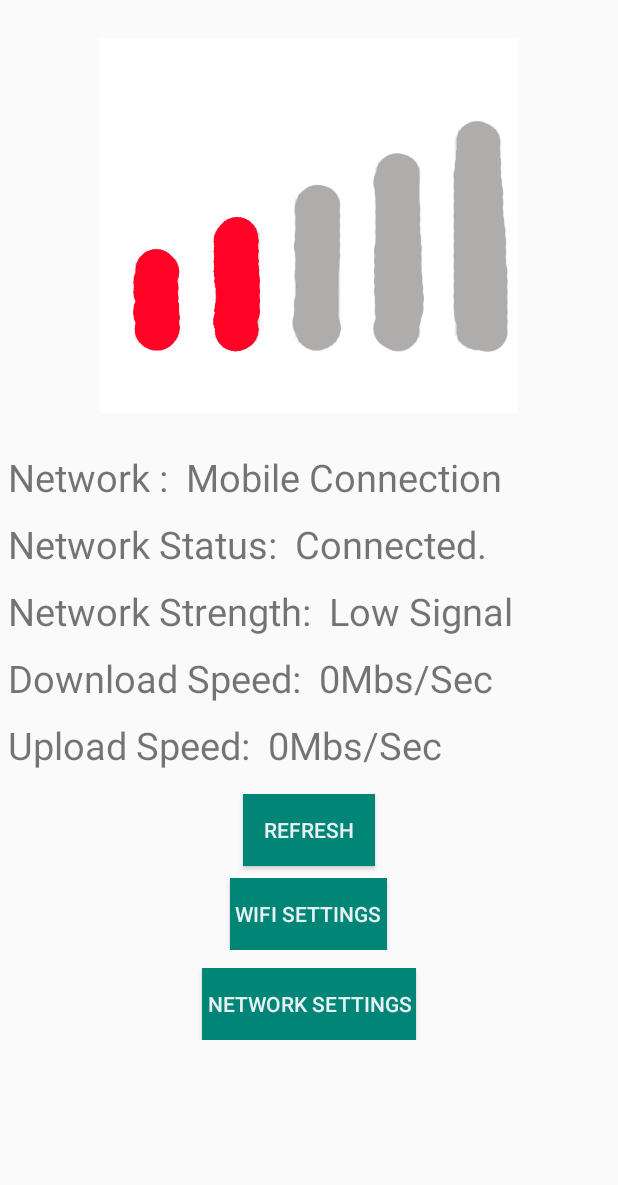
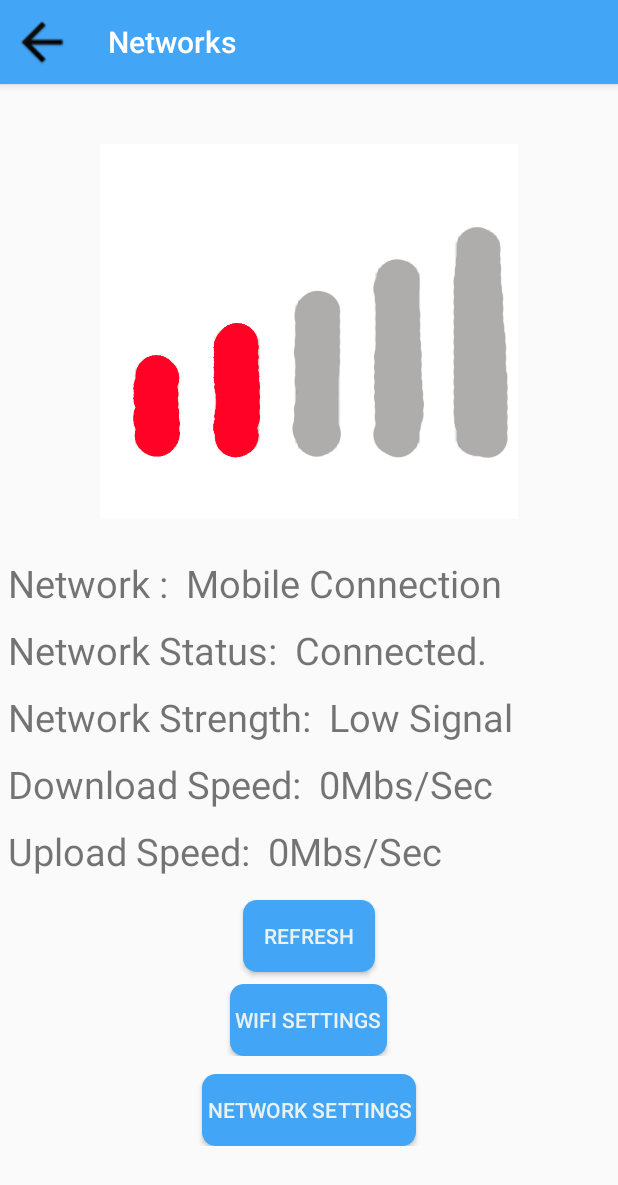
Before and after one commit to 01richardrs/Utility-App, an Android app: the screen it shows after launch (Container), after a tap on "Networks", on a phone screen of 412 x 824 dp. Shown: the top 1185 px of the screen. Run offline under Robolectric (Android 15) with nearby library versions, the phone set to English and light mode, and no system bars.

Commit message:
Add Toolbar and Back Button + Change colors

```diff
--- a/app/src/main/java/com/richardrs/utillityapp/Container.java
+++ b/app/src/main/java/com/richardrs/utillityapp/Container.java
@@ -1,28 +1,33 @@
 package com.richardrs.utillityapp;
 
 import androidx.appcompat.app.AppCompatActivity;
+import androidx.appcompat.widget.Toolbar;
 import androidx.fragment.app.Fragment;
 import androidx.fragment.app.FragmentManager;
 import androidx.fragment.app.FragmentTransaction;
 
 import android.os.Bundle;
 import android.view.KeyEvent;
+import android.view.View;
 
 public class Container extends AppCompatActivity {
     private int position;
+    private Toolbar toolbar;
 
     @Override
     protected void onCreate(Bundle savedInstanceState) {
         super.onCreate(savedInstanceState);
         setContentView(R.layout.fragment_container);
 
+        toolbar = findViewById(R.id.toolBar);
+
         FragmentManager fragmentmanager=getSupportFragmentManager();
         FragmentTransaction transaction = fragmentmanager.beginTransaction();
         transaction.setTransition(FragmentTransaction.TRANSIT_FRAGMENT_OPEN);
 
-        network Option_zero=new network();
-        battery Option_one=new battery();
-        Location Option_two=new Location();
+        final network Option_zero=new network();
+        final battery Option_one=new battery();
+        final Location Option_two=new Location();
 
         Bundle extras;
         extras = getIntent().getExtras();
@@ -30,15 +35,36 @@ public class Container extends AppCompatActivity {
             position = extras.getInt("choice");
             if(position==0){
                 transaction.replace(R.id.fragment_loc, Option_zero);
+                setTitle("Networks");
+                setSupportActionBar(toolbar);
             }else if(position == 1){
                 transaction.replace(R.id.fragment_loc,Option_one);
+                setTitle("Battery");
+                setSupportActionBar(toolbar);
             }else{
                 transaction.replace(R.id.fragment_loc,Option_two);
+                setTitle("Locations");
+                setSupportActionBar(toolbar);
             }
             transaction.addToBackStack(null).commit();
         }else{
             finish();
         }
+
+        toolbar.setNavigationIcon(getResources().getDrawable(R.drawable.gg));
+        toolbar.setNavigationOnClickListener(new View.OnClickListener() {
+            @Override
+            public void onClick(View v) {
+                if(position==0){
+                    getSupportFragmentManager().beginTransaction().remove(Option_zero).commit();
+                }else if(position == 1){
+                    getSupportFragmentManager().beginTransaction().remove(Option_one).commit();
+                }else{
+                    getSupportFragmentManager().beginTransaction().remove(Option_two).commit();}
+                finish();
+            }
+        });
+
     }
     @Override
     public boolean onKeyDown(int keyCode, KeyEvent event) {
--- a/app/src/main/java/com/richardrs/utillityapp/Location.java
+++ b/app/src/main/java/com/richardrs/utillityapp/Location.java
@@ -84,7 +84,7 @@ public class Location extends Fragment {
                 Loc_x.setText(Double.toString(lon));
                 Loc_y.setText(Double.toString(lat));
 
-                Geocoder gCoder = new Geocoder(getContext());
+                Geocoder gCoder = new Geocoder(mContext);
                 ArrayList<Address> addresses = null;
                 try {
                     addresses = (ArrayList<Address>) gCoder.getFromLocation(lat,lon,1);
--- a/app/src/main/java/com/richardrs/utillityapp/MainActivity.java
+++ b/app/src/main/java/com/richardrs/utillityapp/MainActivity.java
@@ -2,23 +2,61 @@ package com.richardrs.utillityapp;
 
 import androidx.appcompat.app.AppCompatActivity;
 
+import android.bluetooth.BluetoothClass;
 import android.content.Intent;
+import android.os.Build;
 import android.os.Bundle;
+import android.os.Handler;
+import android.provider.Settings;
+import android.text.method.TextKeyListener;
 import android.view.View;
-import android.widget.ImageView;
 import android.widget.LinearLayout;
-import android.widget.Spinner;
+import android.widget.TextView;
+
+import java.sql.Time;
+import java.text.SimpleDateFormat;
+import java.util.Calendar;
+import java.util.Date;
+import java.util.Locale;
+import java.util.TimeZone;
 
 public class MainActivity extends AppCompatActivity {
+    Handler handler = new Handler();
+    Runnable runnable;
 
     @Override
     protected void onCreate(Bundle savedInstanceState) {
         super.onCreate(savedInstanceState);
         setContentView(R.layout.main_layout);
 
+        TextView model = (TextView) findViewById(R.id.modell);
+        TextView devname = (TextView) findViewById(R.id.textView3);
+        final TextView time = (TextView) findViewById(R.id.tiem);
+        final TextView dat = (TextView) findViewById(R.id.date);
         final LinearLayout netwoks = (LinearLayout) findViewById(R.id.netwoks);
         final LinearLayout locc = (LinearLayout) findViewById(R.id.locc);
         final LinearLayout batt = (LinearLayout) findViewById(R.id.batt);
+
+        runnable = new Runnable() {
+            public void run() {
+                String currentDate = new SimpleDateFormat("dd-MM-yyyy", Locale.getDefault()).format(new Date());
+                String currentTime = new SimpleDateFormat("HH:mm:ss", Locale.getDefault()).format(new Date());
+                String currenDay = new SimpleDateFormat("EEEE", Locale.getDefault()).format(new Date());
+                time.setText(currentTime);
+                dat.setText(currenDay+","+currentDate);
+                handler.postDelayed(runnable, 900);
+            }
+        };
+        handler.postDelayed(runnable, 500);
+
+        String Modell = Build.MODEL;
+        String Manufact = Build.MANUFACTURER;
+        Manufact.substring(0,1).toUpperCase();
+        Modell.substring(0,1).toUpperCase();
+        model.setText(" "+Manufact+" "+Modell);
+
+        String name = Settings.Secure.getString(getContentResolver(), "bluetooth_name");
+        devname.setText("Welcome "+name);
 
         netwoks.setOnClickListener(new View.OnClickListener() {
             @Override
--- /dev/null
+++ b/app/src/main/res/drawable/button_shape.xml
@@ -0,0 +1,10 @@
+<?xml version="1.0" encoding="utf-8"?>
+<shape xmlns:android="http://schemas.android.com/apk/res/android">
+
+    <solid
+        android:color="#42A5F5"/>
+    <corners
+        android:radius="9dp"/>
+
+
+</shape>
--- a/app/src/main/res/layout/fragment_battery.xml
+++ b/app/src/main/res/layout/fragment_battery.xml
@@ -148,7 +148,7 @@
         </LinearLayout>
 
         <Button
-            android:background="@color/colorPrimary"
+            android:background="@drawable/button_shape"
             android:textColor="#E9F2F2"
             android:textAlignment="center"
             android:layout_gravity="center"
--- a/app/src/main/res/layout/fragment_container.xml
+++ b/app/src/main/res/layout/fragment_container.xml
@@ -5,7 +5,20 @@
     android:layout_width="match_parent"
     android:layout_height="match_parent"
     tools:context=".Container">
+    <androidx.appcompat.widget.Toolbar
+        xmlns:android="http://schemas.android.com/apk/res/android"
+        xmlns:app="http://schemas.android.com/apk/res-auto"
+        android:layout_width="match_parent"
+        android:elevation="4dp"
+        app:titleTextColor="#FFF"
+        android:layout_height="?attr/actionBarSize"
+        android:background="#42A5F5"
+        android:theme="@style/ThemeOverlay.AppCompat.Dark.ActionBar"
+        app:popupTheme="@style/ThemeOverlay.AppCompat.Light"
+        android:id="@+id/toolBar"
+        tools:ignore="MissingConstraints" />
     <FrameLayout
+        android:paddingTop="35dp"
         android:id="@+id/fragment_loc"
         android:layout_width="match_parent"
         android:layout_height="match_parent"
--- a/app/src/main/res/layout/fragment_location.xml
+++ b/app/src/main/res/layout/fragment_location.xml
@@ -4,8 +4,8 @@
     android:layout_width="match_parent"
     android:layout_height="match_parent"
     tools:context=".Location">
-
     <LinearLayout
+        android:paddingTop="35dp"
         android:orientation="vertical"
         android:layout_width="match_parent"
         android:layout_height="match_parent">
@@ -155,7 +155,7 @@
         </LinearLayout>
 
         <Button
-            android:background="@color/colorPrimary"
+            android:background="@drawable/button_shape"
             android:textColor="#E9F2F2"
             android:textAlignment="center"
             android:layout_gravity="center"
@@ -173,7 +173,7 @@
             android:paddingRight="5dp"
             android:paddingLeft="5dp"
             android:gravity="center"
-            android:background="@color/colorPrimary"
+            android:background="@drawable/button_shape"
             android:textColor="#E9F2F2"
             android:textAlignment="center"
             android:layout_gravity="center"
--- a/app/src/main/res/layout/fragment_network.xml
+++ b/app/src/main/res/layout/fragment_network.xml
@@ -6,6 +6,7 @@
     tools:context=".network">
 
     <LinearLayout
+        android:paddingTop="35dp"
         android:orientation="vertical"
         android:layout_width="match_parent"
         android:layout_height="match_parent">
@@ -133,7 +134,7 @@
     </LinearLayout>
 
     <Button
-        android:background="@color/colorPrimary"
+        android:background="@drawable/button_shape"
         android:textColor="#E9F2F2"
         android:textAlignment="center"
         android:layout_gravity="center"
@@ -154,7 +155,7 @@
                 android:gravity="center"
                 android:paddingLeft="3dp"
                 android:paddingRight="3dp"
-                android:background="@color/colorPrimary"
+                android:background="@drawable/button_shape"
                 android:textColor="#E9F2F2"
                 android:textAlignment="center"
                 android:layout_gravity="center"
@@ -176,7 +177,7 @@
                 android:gravity="center"
                 android:paddingLeft="3dp"
                 android:paddingRight="3dp"
-                android:background="@color/colorPrimary"
+                android:background="@drawable/button_shape"
                 android:textColor="#E9F2F2"
                 android:textAlignment="center"
                 android:layout_gravity="center"
--- a/app/src/main/res/layout/main_layout.xml
+++ b/app/src/main/res/layout/main_layout.xml
@@ -31,6 +31,7 @@
         app:layout_constraintTop_toBottomOf="@+id/textView3" />
 
     <TextView
+        android:id="@+id/modell"
         android:layout_width="wrap_content"
         android:layout_height="wrap_content"
         android:layout_marginTop="3dp"
@@ -66,7 +67,7 @@
         android:textSize="45dp"
         app:layout_constraintBottom_toTopOf="@+id/linearLayout"
         app:layout_constraintEnd_toEndOf="parent"
-        app:layout_constraintHorizontal_bias="0.082"
+        app:layout_constraintHorizontal_bias="0.06"
         app:layout_constraintStart_toStartOf="parent"
         app:layout_constraintTop_toBottomOf="@+id/date"
         app:layout_constraintVertical_bias="0.85" />
@@ -195,7 +196,7 @@
         android:layout_width="match_parent"
         android:layout_height="wrap_content"
         android:gravity="center"
-        android:text="All Right Reserved."
+        android:text="© 2019-2020 Richard S"
         app:layout_constraintBottom_toBottomOf="@+id/linearLayout"
         app:layout_constraintTop_toBottomOf="@+id/linearLayout3"
         app:layout_constraintVertical_bias="0.65999997" />
@@ -204,7 +205,7 @@
         android:layout_width="match_parent"
         android:layout_height="wrap_content"
         android:gravity="center"
-        android:text="Copyright."
+        android:text="All Right Reserved."
         app:layout_constraintBottom_toBottomOf="@+id/linearLayout"
         app:layout_constraintTop_toBottomOf="@+id/reserved"
         app:layout_constraintVertical_bias="0.55" />
--- a/app/src/main/res/values/colors.xml
+++ b/app/src/main/res/values/colors.xml
@@ -1,6 +1,6 @@
 <?xml version="1.0" encoding="utf-8"?>
 <resources>
-    <color name="colorPrimary">#008577</color>
-    <color name="colorPrimaryDark">#00574B</color>
+    <color name="colorPrimary">#42A5F5</color>
+    <color name="colorPrimaryDark">#42A5F5</color>
     <color name="colorAccent">#D81B60</color>
 </resources>
```
Also changed, not shown: app/src/main/res/drawable/gg.png (added), app/src/main/res/drawable/icback.png (added), app/src/main/res/drawable/umigad.png (added).
